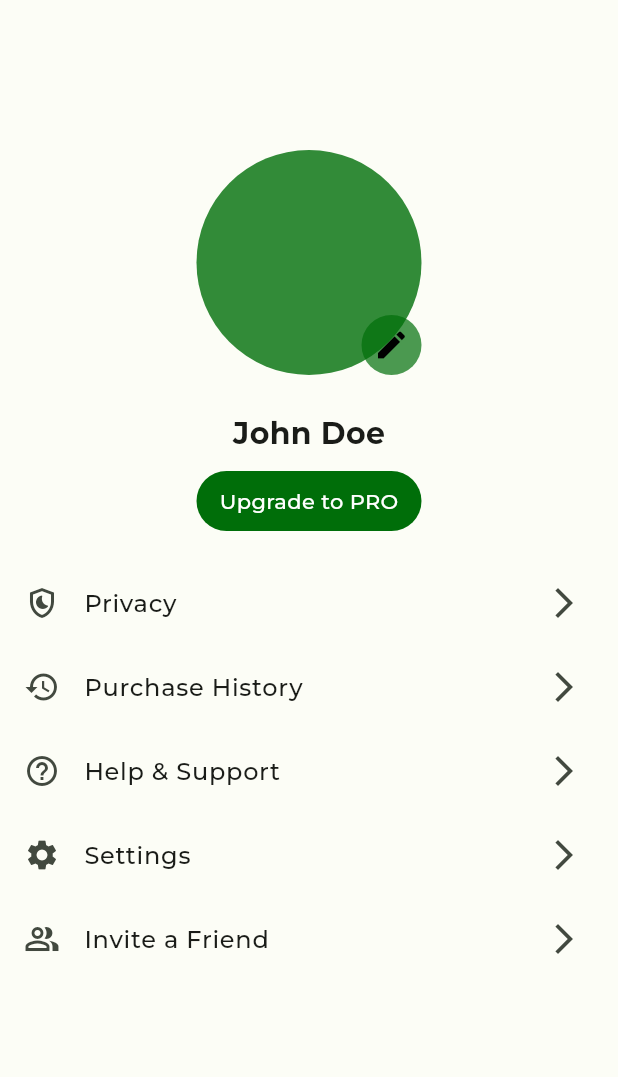
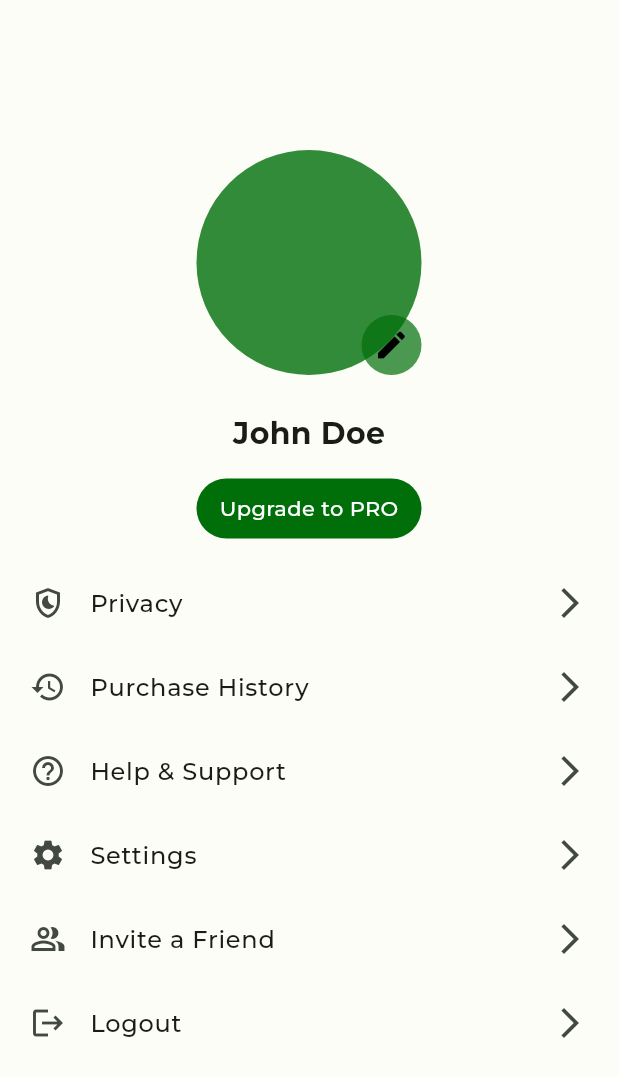
Before and after one commit to juliusfaj/News-App, a Flutter app: the ProfilePage screen opened directly, on a phone screen of 412 x 824 dp. Shown: the top 1077 px of the screen. Run offline on Flutter 3.47's test engine with Material 3 defaults, Android fonts, the phone set to English and light mode, and no system bars; our stand-ins replace get, icons_plus; project files that could hold a hidden picture were left out.

Commit message:
code update

```diff
--- a/lib/helpers/helpers.dart
+++ b/lib/helpers/helpers.dart
@@ -1,5 +1,6 @@
 import 'package:flutter/material.dart';
 import 'package:get/get.dart';
+import 'package:newsapp/screens/pages/current_news.dart';
 
 class PageSlider extends StatelessWidget {
   const PageSlider({
@@ -127,7 +128,7 @@ class NewsList extends StatelessWidget {
   @override
   Widget build(BuildContext context) {
     return InkWell(
-      onTap: (){},
+      onTap: (){Get.to(const CurrentNews());},
       child: SizedBox(
         height: 140,
         child: Row(
--- a/lib/screens/profile_page.dart
+++ b/lib/screens/profile_page.dart
@@ -20,6 +20,9 @@ class ProfilePage extends StatelessWidget {
     ),(
     title: "Invite a Friend",
     icon: Icons.people_alt_outlined,
+    ),(
+    title: "Logout",
+    icon: Icons.logout,
     ),
   ];
 
@@ -63,7 +66,7 @@ class ProfilePage extends StatelessWidget {
                   ),
                   const SizedBox(height: 25),
                   const Text('John Doe', style: TextStyle(fontSize: 20, fontWeight: FontWeight.bold),),
-                  const SizedBox(height: 10),
+                  const SizedBox(height: 15),
                   Container(
                     width: 150,
                     height: 40,
@@ -83,13 +86,14 @@ class ProfilePage extends StatelessWidget {
                 ],
               ),
             ),
-            const SizedBox(height: 20,),
+            const SizedBox(height: 15,),
             Expanded(
               child: ListView.builder(
                   itemCount: tileData.length,
                   itemBuilder: (context, index){
                     return ListTile(
                       leading: Icon(tileData[index].icon),
+                      contentPadding: const EdgeInsets.symmetric(horizontal: 20),
                       title: Text(tileData[index].title),
                       onTap: (){},
                       trailing: const Icon(Icons.arrow_forward_ios),
```
Also changed, not shown: lib/screens/pages/current_news.dart (added, +16 -0 lines).
